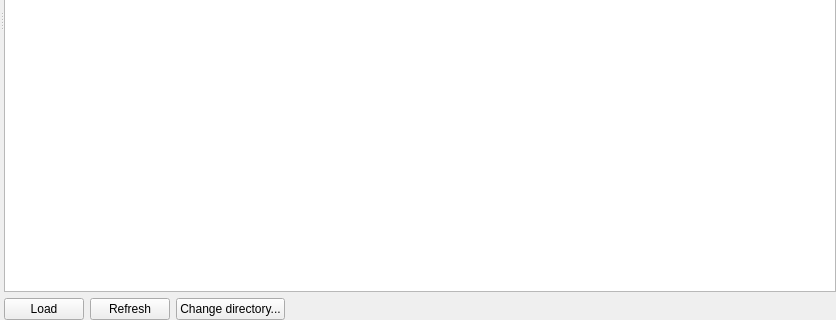
Old version of the form ufit/gui/ui/browse.ui in the repository McStasMcXtrace/ufit; both pictures show x 0 to 836 and y 280 to 600 of the 836 by 600 pixel window.
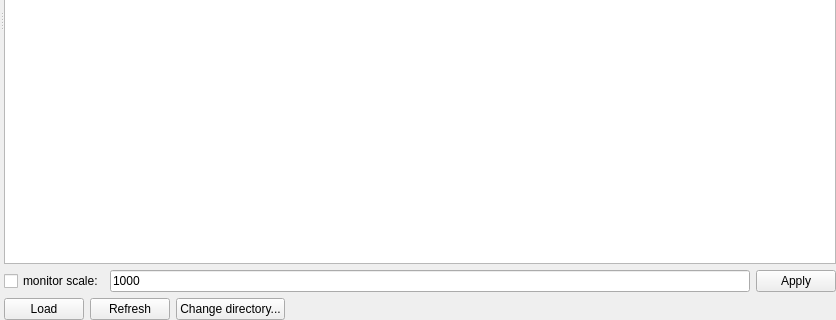
New version of the form. Icons and pictures are not drawn.

Commit message: allow fixed monitor scaling when loading scans from browse window

```diff
--- a/ufit/gui/ui/browse.ui
+++ b/ufit/gui/ui/browse.ui
@@ -48,6 +48,31 @@
           </property>
          </widget>
         </item>
+        <item>
+         <layout class="QHBoxLayout" name="horizontalLayout_3">
+          <item>
+           <widget class="QCheckBox" name="useMonScale">
+            <property name="text">
+             <string>monitor scale:</string>
+            </property>
+           </widget>
+          </item>
+          <item>
+           <widget class="QLineEdit" name="monScaleEdit">
+            <property name="text">
+             <string>1000</string>
+            </property>
+           </widget>
+          </item>
+          <item>
+           <widget class="QPushButton" name="monScaleBtn">
+            <property name="text">
+             <string>Apply</string>
+            </property>
+           </widget>
+          </item>
+         </layout>
+        </item>
         <item>
          <layout class="QHBoxLayout" name="horizontalLayout">
           <item>
```
Left out of the diff: 2 changed lines with no effect on the pictures. The commit also changes 3 other files.
